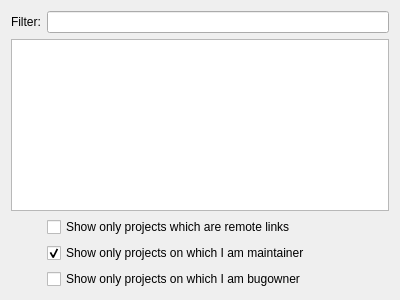
First picture: the form in src/ObsLightGui/ui/wizard_chooseProject.ui, repository ronan22/obs-light, before the edit.
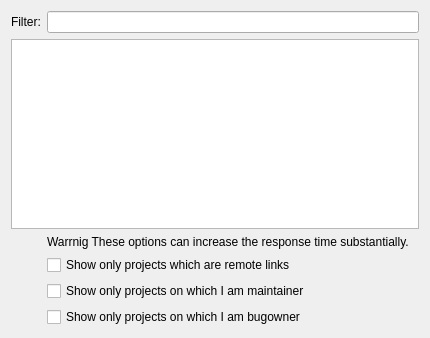
Second picture: the form after the edit.

Commit message: - accelerates the recovery of the list of projects.

The edit to the form file:
```diff
--- a/src/ObsLightGui/ui/wizard_chooseProject.ui
+++ b/src/ObsLightGui/ui/wizard_chooseProject.ui
@@ -6,8 +6,8 @@
    <rect>
     <x>0</x>
     <y>0</y>
-    <width>400</width>
-    <height>300</height>
+    <width>430</width>
+    <height>338</height>
    </rect>
   </property>
   <property name="windowTitle">
@@ -36,30 +36,40 @@
    <item row="1" column="0" colspan="2">
     <widget class="QListWidget" name="projectListWidget"/>
    </item>
-   <item row="3" column="1">
+   <item row="4" column="1">
     <widget class="QCheckBox" name="restrainRemoteLinksCheckBox">
      <property name="text">
       <string>Show only projects which are remote links</string>
      </property>
     </widget>
    </item>
-   <item row="4" column="1">
+   <item row="5" column="1">
     <widget class="QCheckBox" name="restrainMaintainerCheckBox">
+     <property name="enabled">
+      <bool>true</bool>
+     </property>
      <property name="text">
       <string>Show only projects on which I am maintainer</string>
      </property>
      <property name="checked">
-      <bool>true</bool>
+      <bool>false</bool>
      </property>
     </widget>
    </item>
-   <item row="5" column="1">
+   <item row="6" column="1">
     <widget class="QCheckBox" name="restrainBugownerCheckBox">
      <property name="text">
       <string>Show only projects on which I am bugowner</string>
      </property>
     </widget>
    </item>
+   <item row="3" column="1">
+    <widget class="QLabel" name="label_2">
+     <property name="text">
+      <string>Warrnig These options can increase the response time substantially.</string>
+     </property>
+    </widget>
+   </item>
   </layout>
  </widget>
  <resources/>
```
The commit also changes 5 other files.
